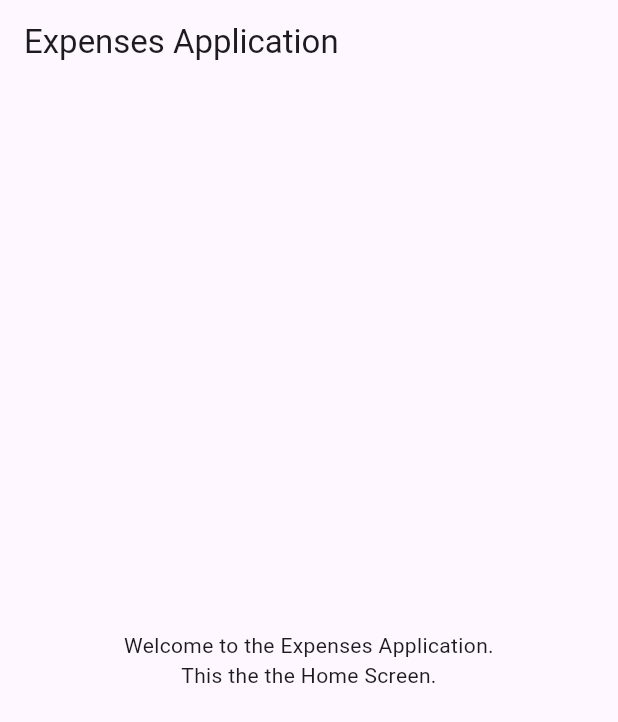
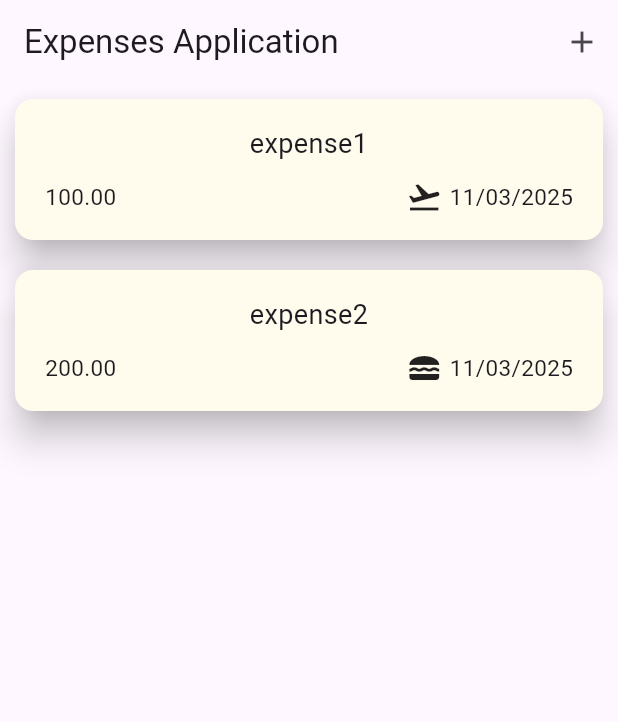
Before and after one commit to saurabhbhoir11/flutter_expense_App, a Flutter app: the screen it shows after launch, on a phone screen of 412 x 824 dp. Shown: the top 722 px of the screen. Run offline on Flutter 3.47's test engine with Material 3 defaults, Android fonts, the phone set to English and light mode, and no system bars.

Commit message:
added list and list item components

```diff
--- /dev/null
+++ b/lib/expenses_app/components/expense_item.dart
@@ -0,0 +1,50 @@
+import 'package:expence_app/expenses_app/models/expense.dart';
+import 'package:flutter/material.dart';
+
+class ExpenseItem extends StatelessWidget {
+  const ExpenseItem({super.key, required this.expense});
+
+  final Expense expense;
+
+  @override
+  Widget build(BuildContext context) {
+    return Card(
+      margin: const EdgeInsets.symmetric(vertical: 10, horizontal: 10),
+      color: const Color(0xfffffbed),
+      elevation: 10,
+      shadowColor: Colors.black,
+      child: Padding(
+        padding: const EdgeInsets.symmetric(vertical: 17, horizontal: 20),
+        child: Column(
+          children: [
+            Text(
+              expense.title,
+              textAlign: TextAlign.center,
+              style: const TextStyle(fontSize: 18),
+            ),
+            const SizedBox(height: 10),
+            Row(
+              children: [
+                Text(
+                  expense.amount.toStringAsFixed(2),
+                  style: const TextStyle(fontSize: 15),
+                ),
+                const Spacer(),
+                Row(
+                  children: [
+                    Icon(categoryIcons[expense.category]),
+                    const SizedBox(width: 5),
+                    Text(
+                      expense.formattedDate,
+                      style: const TextStyle(fontSize: 15),
+                    ),
+                  ],
+                ),
+              ],
+            ),
+          ],
+        ),
+      ),
+    );
+  }
+}
--- /dev/null
+++ b/lib/expenses_app/components/expenses_list.dart
@@ -0,0 +1,19 @@
+import 'package:expence_app/expenses_app/components/expense_item.dart';
+import 'package:expence_app/expenses_app/models/expense.dart';
+import 'package:flutter/material.dart';
+
+class ExpensesList extends StatelessWidget {
+  const ExpensesList({super.key, required this.expenses});
+
+  final List<Expense> expenses;
+
+  @override
+  Widget build(BuildContext context) {
+    return ListView.builder(
+      itemCount: expenses.length,
+      itemBuilder: (ctx, index) {
+        return ExpenseItem(expense: expenses[index]);
+      },
+    );
+  }
+}
--- a/lib/expenses_app/models/expense.dart
+++ b/lib/expenses_app/models/expense.dart
@@ -1,8 +1,19 @@
+import 'package:flutter/material.dart';
+import 'package:intl/intl.dart';
 import 'package:uuid/uuid.dart';
 
 const uuid = Uuid();
 
 enum Category { food, travel, leisure, work }
+
+final formatter = DateFormat('dd/MM/yyyy');
+
+const categoryIcons = {
+  Category.food: Icons.lunch_dining,
+  Category.travel: Icons.flight_takeoff,
+  Category.leisure: Icons.movie,
+  Category.work: Icons.work,
+};
 
 class Expense {
   Expense({
@@ -17,4 +28,8 @@ class Expense {
   final double amount;
   final DateTime date;
   final Category category;
+
+  String get formattedDate {
+    return formatter.format(date);
+  }
 }
--- a/lib/expenses_app/screens/expenses_screen.dart
+++ b/lib/expenses_app/screens/expenses_screen.dart
@@ -1,3 +1,5 @@
+import 'package:expence_app/expenses_app/components/expenses_list.dart';
+import 'package:expence_app/expenses_app/components/new_expense.dart';
 import 'package:flutter/material.dart';
 import 'package:expence_app/expenses_app/models/expense.dart';
 
@@ -25,23 +27,31 @@ class _ExpensesScreenState extends State<ExpensesScreen> {
       category: Category.food,
     ),
   ];
+  void _showAddExpenseScreen() {
+    showModalBottomSheet(
+      context: context,
+      builder: (ctx) => const NewExpense(),
+    );
+  }
 
   @override
   Widget build(BuildContext context) {
-    return Expanded(
-      child: Scaffold(
-        appBar: AppBar(title: Text('Expenses Application')),
-        body: Column(
-          crossAxisAlignment: CrossAxisAlignment.stretch,
-          mainAxisAlignment: MainAxisAlignment.center,
-          children: [
-            Text(
-              'Welcome to the Expenses Application.',
-              textAlign: TextAlign.center,
-            ),
-            Text('This the the Home Screen.', textAlign: TextAlign.center),
-          ],
-        ),
+    return Scaffold(
+      appBar: AppBar(
+        title: const Text('Expenses Application'),
+        actions: [
+          IconButton(
+            onPressed: _showAddExpenseScreen,
+            icon: const Icon(Icons.add),
+          ),
+        ],
+      ),
+      body: Column(
+        crossAxisAlignment: CrossAxisAlignment.stretch,
+        mainAxisAlignment: MainAxisAlignment.center,
+        children: [
+          Expanded(child: ExpensesList(expenses: _registeredExpenses)),
+        ],
       ),
     );
   }
--- a/pubspec.yaml
+++ b/pubspec.yaml
@@ -35,6 +35,7 @@ dependencies:
   # Use with the CupertinoIcons class for iOS style icons.
   cupertino_icons: ^1.0.8
   uuid: ^4.5.1
+  intl: ^0.20.2
 
 dev_dependencies:
   flutter_test:
```
Also changed, not shown: lib/expenses_app/components/new_expense.dart (added, +130 -0 lines), lib/main.dart (+6 -1 lines), pubspec.lock.
